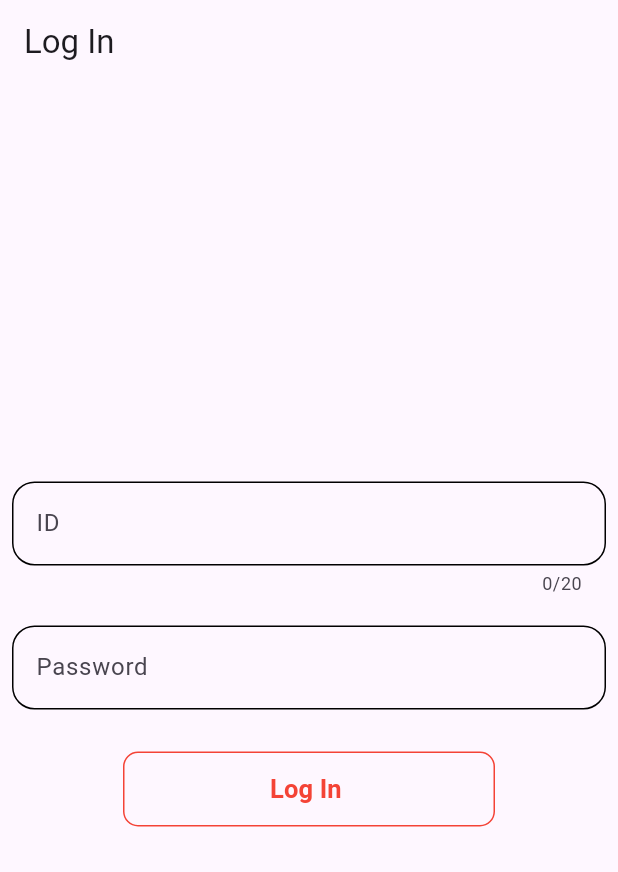
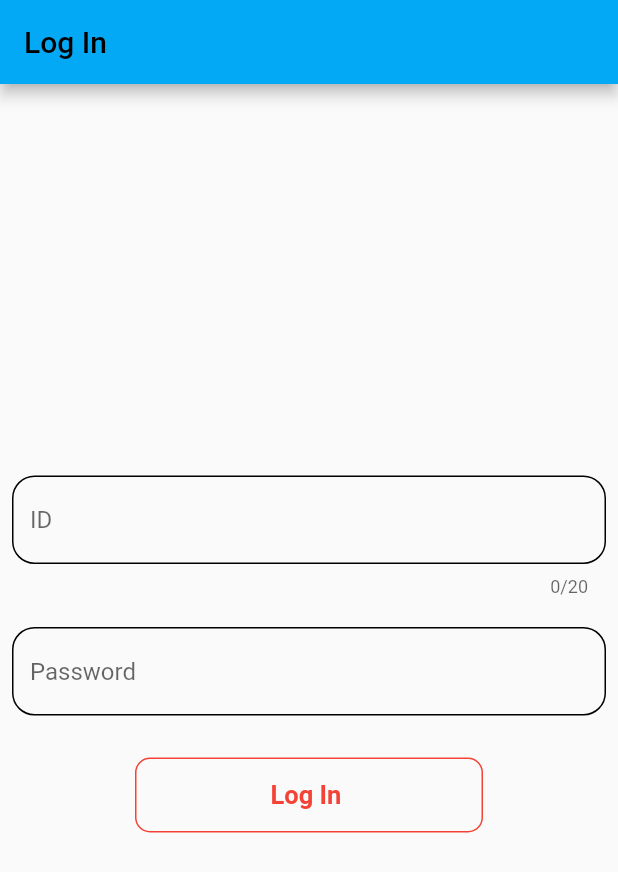
Before and after one commit to EhMaNa/blockchain_collation, a Flutter app: the screen it shows after launch, on a phone screen of 412 x 824 dp. Shown: the top 872 px of the screen. Run offline on Flutter 3.47's test engine with Material 2 defaults, Android fonts, the phone set to English and light mode, and no system bars; our stand-ins replace dio; missing offline and left inert: web3dart.

Commit message:
refactor: remove usematerial3

```diff
--- a/collation_app/lib/main.dart
+++ b/collation_app/lib/main.dart
@@ -30,7 +30,7 @@ class MyApp extends StatelessWidget {
     return MaterialApp(
       title: 'Collation dApp',
       theme: ThemeData(
-        useMaterial3: true,
+        primarySwatch: Colors.lightBlue,
       ),
       initialRoute: "/login",
       routes: {
```
